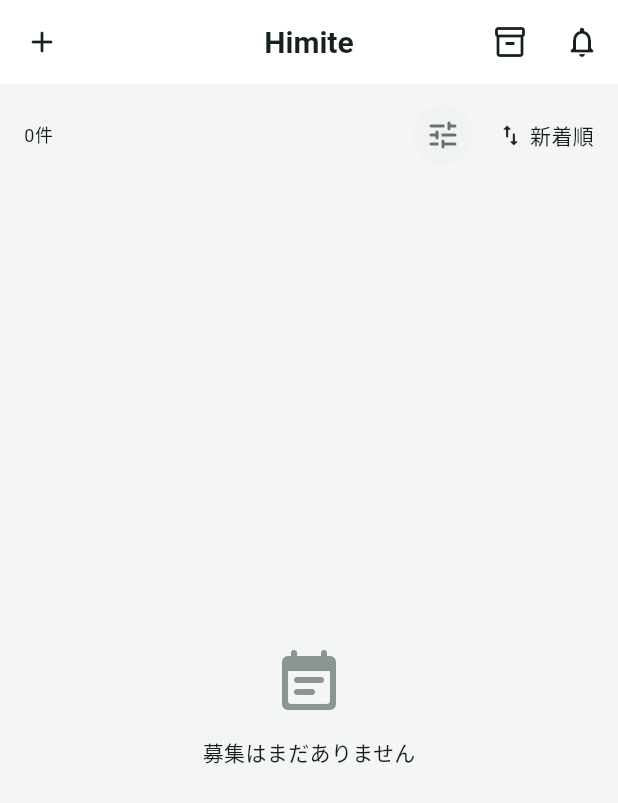
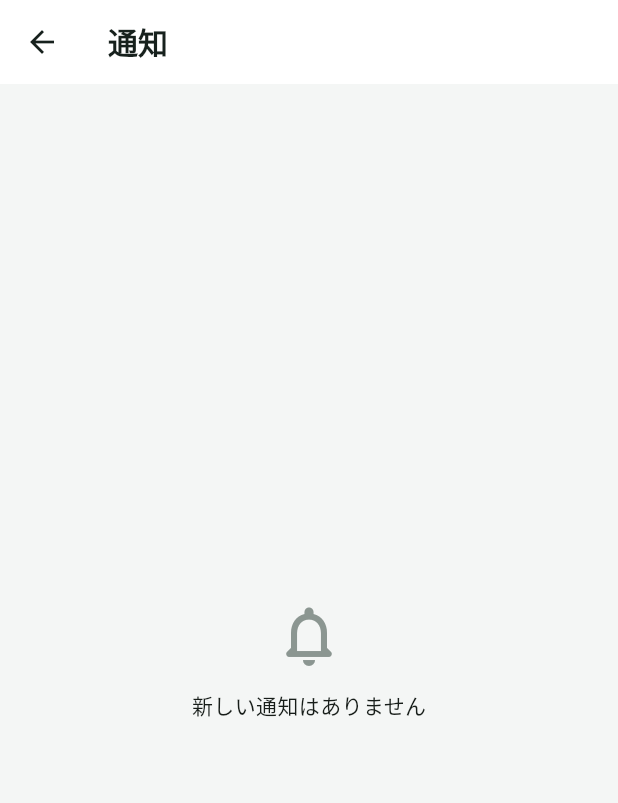
Before and after one commit to KabutoEbi/Himite, a Flutter app: the screen it shows after launch, after a tap on the "notifications none" icon, on a phone screen of 412 x 824 dp. Shown: the top 803 px of the screen. Run offline on Flutter 3.47's test engine with Material 3 defaults, Android fonts, the phone set to English and light mode, and no system bars; our stand-ins replace hive_ce_flutter; accounts and stored records are empty.

Commit message:
通知機能を実装

```diff
--- a/lib/screens/main_screen.dart
+++ b/lib/screens/main_screen.dart
@@ -6,6 +6,7 @@
 import '../widgets/participant_list.dart';
 import 'archive_screen.dart';
 import 'create_post_screen.dart';
+import 'notification_screen.dart';
 import 'post_detail_screen.dart';
 
 enum PostFilter { joining }
@@ -68,6 +69,10 @@
       ..sort();
     final hasDetailedFilter =
         _filter == PostFilter.joining || _group != null || _eventDate != null;
+    final notificationCount = notificationCountFor(
+      widget.posts,
+      widget.currentUserId,
+    );
 
     return Scaffold(
       appBar: AppBar(
@@ -86,8 +91,12 @@
           ),
           IconButton(
             tooltip: '通知',
-            onPressed: () {},
-            icon: const Icon(Icons.notifications_none_rounded),
+            onPressed: _openNotifications,
+            icon: Badge.count(
+              count: notificationCount,
+              isLabelVisible: notificationCount > 0,
+              child: const Icon(Icons.notifications_none_rounded),
+            ),
           ),
         ],
       ),
@@ -313,6 +322,21 @@
     return Navigator.of(context).push<void>(
       MaterialPageRoute(
         builder: (_) => ArchiveScreen(
+          posts: widget.posts,
+          currentUserId: widget.currentUserId,
+          onUpdatePost: _updatePost,
+          onDeletePost: _deletePost,
+          onClosePost: _closePost,
+          onToggleParticipate: _toggleParticipation,
+        ),
+      ),
+    );
+  }
+
+  Future<void> _openNotifications() {
+    return Navigator.of(context).push<void>(
+      MaterialPageRoute(
+        builder: (_) => NotificationScreen(
           posts: widget.posts,
           currentUserId: widget.currentUserId,
           onUpdatePost: _updatePost,
--- /dev/null
+++ b/lib/screens/notification_screen.dart
@@ -0,0 +1,184 @@
+import 'package:flutter/material.dart';
+
+import '../models/post.dart';
+import '../utils/date_time_format.dart';
+import 'post_detail_screen.dart';
+
+enum _NotificationType { deadlineSoon, eventSoon, closed, full }
+
+class _PostNotification {
+  final Post post;
+  final _NotificationType type;
+
+  const _PostNotification({required this.post, required this.type});
+}
+
+List<_PostNotification> _notificationsFor(
+  List<Post> posts,
+  String currentUserId,
+  DateTime now,
+) {
+  final limit = now.add(const Duration(hours: 24));
+  final notifications = <_PostNotification>[];
+
+  for (final post in posts) {
+    final isParticipating = post.isParticipating(currentUserId);
+    final isOwner = post.authorId == currentUserId;
+    final isClosed = post.isClosedAt(now);
+
+    if (isParticipating && isClosed) {
+      notifications.add(
+        _PostNotification(post: post, type: _NotificationType.closed),
+      );
+      continue;
+    }
+    if (!isClosed &&
+        post.deadline.isAfter(now) &&
+        !post.deadline.isAfter(limit)) {
+      notifications.add(
+        _PostNotification(post: post, type: _NotificationType.deadlineSoon),
+      );
+    }
+    if (isParticipating &&
+        post.time.isAfter(now) &&
+        !post.time.isAfter(limit)) {
+      notifications.add(
+        _PostNotification(post: post, type: _NotificationType.eventSoon),
+      );
+    }
+    if (isOwner && !isClosed && !post.hasCapacity) {
+      notifications.add(
+        _PostNotification(post: post, type: _NotificationType.full),
+      );
+    }
+  }
+  return notifications;
+}
+
+int notificationCountFor(List<Post> posts, String currentUserId) =>
+    _notificationsFor(posts, currentUserId, DateTime.now()).length;
+
+class NotificationScreen extends StatelessWidget {
+  final List<Post> posts;
+  final String currentUserId;
+  final void Function(Post) onUpdatePost;
+  final void Function(String) onDeletePost;
+  final void Function(String) onClosePost;
+  final void Function(String) onToggleParticipate;
+
+  const NotificationScreen({
+    super.key,
+    required this.posts,
+    required this.currentUserId,
+    required this.onUpdatePost,
+    required this.onDeletePost,
+    required this.onClosePost,
+    required this.onToggleParticipate,
+  });
+
+  @override
+  Widget build(BuildContext context) {
+    final notifications = _notificationsFor(
+      posts,
+      currentUserId,
+      DateTime.now(),
+    );
+
+    return Scaffold(
+      appBar: AppBar(title: const Text('通知')),
+      body: notifications.isEmpty
+          ? const _EmptyNotifications()
+          : ListView.separated(
+              padding: const EdgeInsets.all(12),
+              itemCount: notifications.length,
+              separatorBuilder: (_, _) => const SizedBox(height: 8),
+              itemBuilder: (context, index) {
+                final notification = notifications[index];
+                return Card(
+                  margin: EdgeInsets.zero,
+                  clipBehavior: Clip.antiAlias,
+                  child: ListTile(
+                    contentPadding: const EdgeInsets.symmetric(
+                      horizontal: 16,
+                      vertical: 8,
+                    ),
+                    leading: CircleAvatar(
+                      backgroundColor: Theme.of(
+                        context,
+                      ).colorScheme.primaryContainer,
+                      foregroundColor: Theme.of(context).colorScheme.primary,
+                      child: Icon(_iconFor(notification.type), size: 21),
+                    ),
+                    title: Text(_titleFor(notification.type)),
+                    subtitle: Padding(
+                      padding: const EdgeInsets.only(top: 4),
+                      child: Text(_messageFor(notification)),
+                    ),
+                    trailing: const Icon(Icons.chevron_right_rounded),
+                    onTap: () => Navigator.of(context).push<void>(
+                      MaterialPageRoute(
+                        builder: (_) => PostDetailScreen(
+                          post: notification.post,
+                          currentUserId: currentUserId,
+                          onToggleParticipate: onToggleParticipate,
+                          onUpdatePost: onUpdatePost,
+                          onDeletePost: onDeletePost,
+                          onClosePost: onClosePost,
+                        ),
+                      ),
+                    ),
+                  ),
+                );
+              },
+            ),
+    );
+  }
+
+  IconData _iconFor(_NotificationType type) => switch (type) {
+    _NotificationType.deadlineSoon => Icons.timer_outlined,
+    _NotificationType.eventSoon => Icons.event_available_outlined,
+    _NotificationType.closed => Icons.event_busy_outlined,
+    _NotificationType.full => Icons.groups_outlined,
+  };
+
+  String _titleFor(_NotificationType type) => switch (type) {
+    _NotificationType.deadlineSoon => '締切が近づいています',
+    _NotificationType.eventSoon => '開催が近づいています',
+    _NotificationType.closed => '参加予定の募集が終了しました',
+    _NotificationType.full => '募集が満員になりました',
+  };
+
+  String _messageFor(_PostNotification notification) {
+    final post = notification.post;
+    return switch (notification.type) {
+      _NotificationType.deadlineSoon =>
+        '${post.title} • 締切 ${formatDateTime(post.deadline)}',
+      _NotificationType.eventSoon =>
+        '${post.title} • 開催 ${formatDateTime(post.time)}',
+      _NotificationType.closed => post.title,
+      _NotificationType.full => '${post.title} • ${post.participantCount}人参加',
+    };
+  }
+}
+
+class _EmptyNotifications extends StatelessWidget {
+  const _EmptyNotifications();
+
+  @override
+  Widget build(BuildContext context) {
+    return const Center(
+      child: Column(
+        mainAxisSize: MainAxisSize.min,
+        children: [
+          Icon(
+            Icons.notifications_none_rounded,
+            size: 48,
+            color: Color(0xFF8B9691),
+          ),
+          SizedBox(height: 12),
+          Text('新しい通知はありません'),
+        ],
+      ),
+    );
+  }
+}
```
Also changed, not shown: 1 other file.
